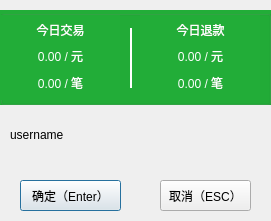
Old version of the form bbqshop/bbqshop/HandoverDlg.ui in the repository qinan2014/bbqshop.
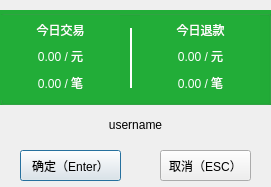
New version of the form.

Commit message: 支付成功对话框界面的修改

```diff
--- a/bbqshop/bbqshop/HandoverDlg.ui
+++ b/bbqshop/bbqshop/HandoverDlg.ui
@@ -7,7 +7,7 @@
     <x>0</x>
     <y>0</y>
     <width>271</width>
-    <height>221</height>
+    <height>187</height>
    </rect>
   </property>
   <property name="windowTitle">
@@ -189,7 +189,7 @@
    <property name="geometry">
     <rect>
      <x>20</x>
-     <y>180</y>
+     <y>150</y>
      <width>101</width>
      <height>31</height>
     </rect>
@@ -205,7 +205,7 @@
    <property name="geometry">
     <rect>
      <x>160</x>
-     <y>180</y>
+     <y>150</y>
      <width>91</width>
      <height>31</height>
     </rect>
@@ -221,14 +221,17 @@
    <property name="geometry">
     <rect>
      <x>10</x>
-     <y>120</y>
-     <width>151</width>
+     <y>110</y>
+     <width>251</width>
      <height>30</height>
     </rect>
    </property>
    <property name="text">
     <string>username</string>
    </property>
+   <property name="alignment">
+    <set>Qt::AlignCenter</set>
+   </property>
   </widget>
  </widget>
  <layoutdefault spacing="6" margin="11"/>
```
